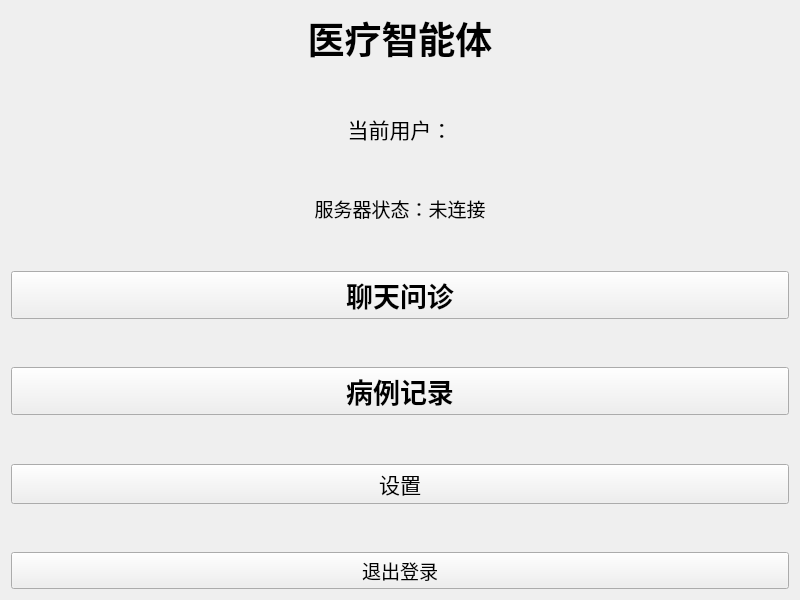
Old version of the form Client_Qt/Client/menuwidget.ui in the repository lazale666/Smart-Medica-Terminal.
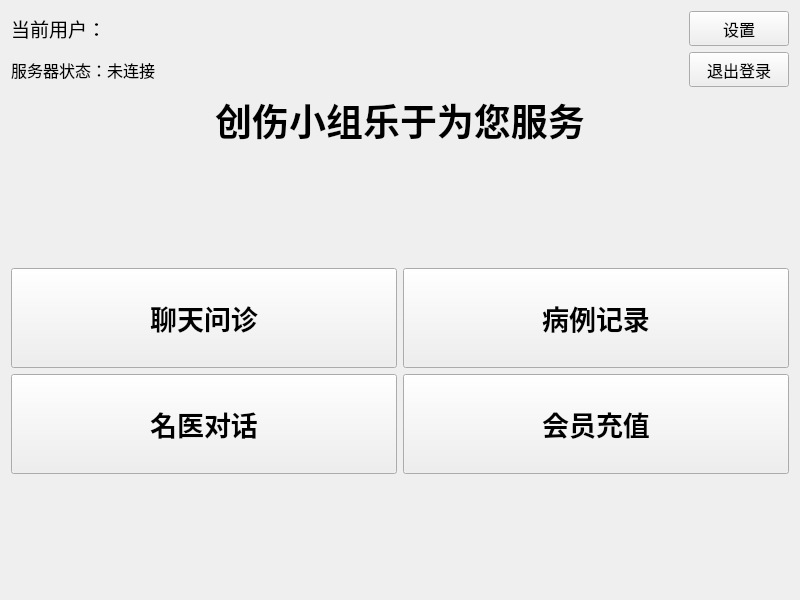
New version of the form.

The edit to the form file:
```diff
--- a/Client_Qt/Client/menuwidget.ui
+++ b/Client_Qt/Client/menuwidget.ui
@@ -14,6 +14,91 @@
    <string>功能菜单</string>
   </property>
   <layout class="QVBoxLayout" name="verticalLayout">
+   <item>
+    <layout class="QHBoxLayout" name="topBarLayout">
+     <item>
+      <layout class="QVBoxLayout" name="leftInfoLayout">
+       <item>
+        <widget class="QLabel" name="userLabel">
+         <property name="font">
+          <font>
+           <pointsize>14</pointsize>
+          </font>
+         </property>
+         <property name="text">
+          <string>当前用户：</string>
+         </property>
+        </widget>
+       </item>
+       <item>
+        <widget class="QLabel" name="statusLabel">
+         <property name="font">
+          <font>
+           <pointsize>12</pointsize>
+          </font>
+         </property>
+         <property name="text">
+          <string>服务器状态：未连接</string>
+         </property>
+        </widget>
+       </item>
+      </layout>
+     </item>
+     <item>
+      <spacer name="topBarSpacer">
+       <property name="orientation">
+        <enum>Qt::Orientation::Horizontal</enum>
+       </property>
+       <property name="sizeHint" stdset="0">
+        <size>
+         <width>40</width>
+         <height>20</height>
+        </size>
+       </property>
+      </spacer>
+     </item>
+     <item>
+      <layout class="QVBoxLayout" name="rightBtnLayout">
+       <item>
+        <widget class="QPushButton" name="settingsBtn">
+         <property name="font">
+          <font>
+           <pointsize>12</pointsize>
+          </font>
+         </property>
+         <property name="text">
+          <string>设置</string>
+         </property>
+         <property name="minimumSize">
+          <size>
+           <width>100</width>
+           <height>35</height>
+          </size>
+         </property>
+        </widget>
+       </item>
+       <item>
+        <widget class="QPushButton" name="logoutBtn">
+         <property name="font">
+          <font>
+           <pointsize>12</pointsize>
+          </font>
+         </property>
+         <property name="text">
+          <string>退出登录</string>
+         </property>
+         <property name="minimumSize">
+          <size>
+           <width>100</width>
+           <height>35</height>
+          </size>
+         </property>
+        </widget>
+       </item>
+      </layout>
+     </item>
+    </layout>
+   </item>
    <item>
     <widget class="QLabel" name="titleLabel">
      <property name="font">
@@ -23,7 +108,7 @@
       </font>
      </property>
      <property name="text">
-      <string>医疗智能体</string>
+      <string>创伤小组乐于为您服务</string>
      </property>
      <property name="alignment">
       <set>Qt::AlignmentFlag::AlignCenter</set>
@@ -38,142 +123,93 @@
      <property name="sizeHint" stdset="0">
       <size>
        <width>20</width>
-       <height>10</height>
-      </size>
-     </property>
-    </spacer>
-   </item>
-   <item>
-    <widget class="QLabel" name="userLabel">
-     <property name="font">
-      <font>
-       <pointsize>16</pointsize>
-      </font>
-     </property>
-     <property name="text">
-      <string>当前用户：</string>
-    </property>
-     <property name="alignment">
-      <set>Qt::AlignmentFlag::AlignCenter</set>
-     </property>
-    </widget>
-   </item>
-   <item>
-    <spacer name="verticalSpacer_6">
-     <property name="orientation">
-      <enum>Qt::Orientation::Vertical</enum>
-     </property>
-     <property name="sizeHint" stdset="0">
-      <size>
-       <width>20</width>
-       <height>10</height>
-      </size>
-     </property>
-    </spacer>
-   </item>
-   <item>
-    <widget class="QLabel" name="statusLabel">
-     <property name="font">
-      <font>
-       <pointsize>14</pointsize>
-      </font>
-     </property>
-     <property name="text">
-      <string>服务器状态：未连接</string>
-     </property>
-     <property name="alignment">
-      <set>Qt::AlignmentFlag::AlignCenter</set>
-     </property>
-    </widget>
-   </item>
-   <item>
-    <spacer name="verticalSpacer_3">
-     <property name="orientation">
-      <enum>Qt::Orientation::Vertical</enum>
-     </property>
-     <property name="sizeHint" stdset="0">
-      <size>
-       <width>20</width>
        <height>30</height>
       </size>
      </property>
     </spacer>
    </item>
    <item>
-    <widget class="QPushButton" name="chatBtn">
-     <property name="font">
-      <font>
-       <pointsize>20</pointsize>
-       <bold>true</bold>
-      </font>
-     </property>
-     <property name="text">
-      <string>聊天问诊</string>
-    </property>
-     <property name="minimumHeight">
-      <number>80</number>
-     </property>
-    </widget>
+    <layout class="QGridLayout" name="gridLayout">
+     <item row="0" column="0">
+      <widget class="QPushButton" name="chatBtn">
+       <property name="font">
+        <font>
+         <pointsize>20</pointsize>
+         <bold>true</bold>
+        </font>
+       </property>
+       <property name="text">
+        <string>聊天问诊</string>
+       </property>
+       <property name="minimumSize">
+        <size>
+         <width>250</width>
+         <height>100</height>
+        </size>
+       </property>
+      </widget>
+     </item>
+     <item row="0" column="1">
+      <widget class="QPushButton" name="medicalRecordBtn">
+       <property name="font">
+        <font>
+         <pointsize>20</pointsize>
+         <bold>true</bold>
+        </font>
+       </property>
+       <property name="text">
+        <string>病例记录</string>
+       </property>
+       <property name="minimumSize">
+        <size>
+         <width>250</width>
+         <height>100</height>
+        </size>
+       </property>
+      </widget>
+     </item>
+     <item row="1" column="0">
+      <widget class="QPushButton" name="doctorChatBtn">
+       <property name="font">
+        <font>
+         <pointsize>20</pointsize>
+         <bold>true</bold>
+        </font>
+       </property>
+       <property name="text">
+        <string>名医对话</string>
+       </property>
+       <property name="minimumSize">
+        <size>
+         <width>250</width>
+         <height>100</height>
+        </size>
+       </property>
+      </widget>
+     </item>
+     <item row="1" column="1">
+      <widget class="QPushButton" name="memberRechargeBtn">
+       <property name="font">
+        <font>
+         <pointsize>20</pointsize>
+         <bold>true</bold>
+        </font>
+       </property>
+       <property name="text">
+        <string>会员充值</string>
+       </property>
+       <property name="minimumSize">
+        <size>
+         <width>250</width>
+         <height>100</height>
+        </size>
+       </property>
+      </widget>
+     </item>
+    </layout>
    </item>
    <item>
-    <spacer name="verticalSpacer">
-     <property name="orientation">
-      <enum>Qt::Orientation::Vertical</enum>
-     </property>
-     <property name="sizeHint" stdset="0">
-      <size>
-       <width>20</width>
-       <height>20</height>
-      </size>
-     </property>
-    </spacer>
-   </item>
-   <item>
-    <widget class="QPushButton" name="medicalRecordBtn">
-     <property name="font">
-      <font>
-       <pointsize>20</pointsize>
-       <bold>true</bold>
-      </font>
-     </property>
-     <property name="text">
-      <string>病例记录</string>
-    </property>
-     <property name="minimumHeight">
-      <number>80</number>
-     </property>
-    </widget>
-   </item>
-   <item>
-    <spacer name="verticalSpacer_4">
-     <property name="orientation">
-      <enum>Qt::Orientation::Vertical</enum>
-     </property>
-     <property name="sizeHint" stdset="0">
-      <size>
-       <width>20</width>
-       <height>30</height>
-      </size>
-     </property>
-    </spacer>
-   </item>
-   <item>
-    <widget class="QPushButton" name="settingsBtn">
-     <property name="font">
-      <font>
-       <pointsize>16</pointsize>
-      </font>
-     </property>
-     <property name="text">
-      <string>设置</string>
-     </property>
-     <property name="minimumHeight">
-      <number>60</number>
-     </property>
-    </widget>
-   </item>
-   <item>
-    <spacer name="verticalSpacer_2">
+    <spacer name="bottomSpacer">
      <property name="orientation">
       <enum>Qt::Orientation::Vertical</enum>
      </property>
@@ -185,18 +221,6 @@
      </property>
     </spacer>
    </item>
-   <item>
-    <widget class="QPushButton" name="logoutBtn">
-     <property name="font">
-      <font>
-       <pointsize>14</pointsize>
-      </font>
-     </property>
-     <property name="text">
-      <string>退出登录</string>
-     </property>
-    </widget>
-   </item>
   </layout>
  </widget>
  <layoutdefault spacing="6" margin="11"/>
```
Left out of the diff: 2 changed lines with no effect on the pictures.
